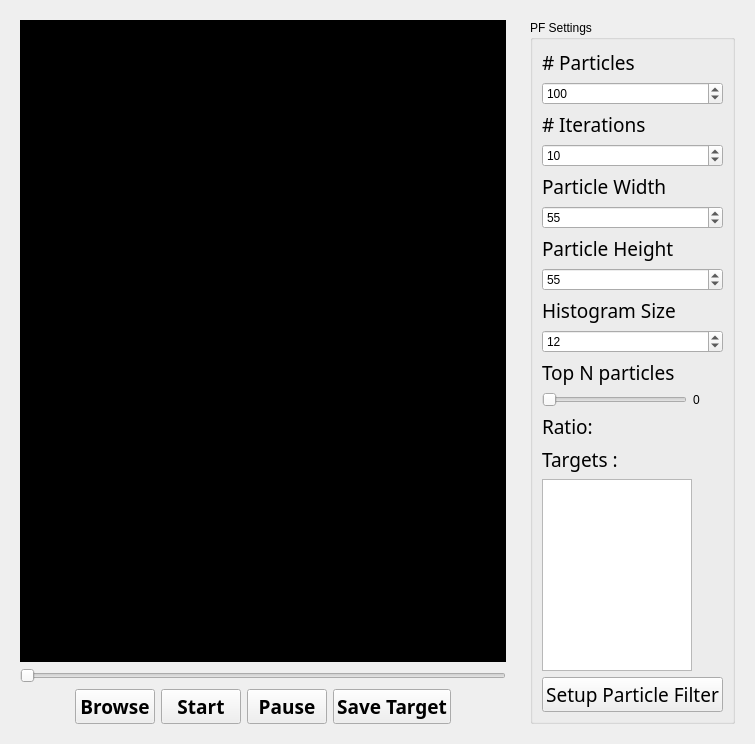
This is modules/tracking/particlefilter/ParticleFilterWidgetGui.ui in Boazrciasn/RDFramework as Qt 5 draws it before an edit. The edited form follows.
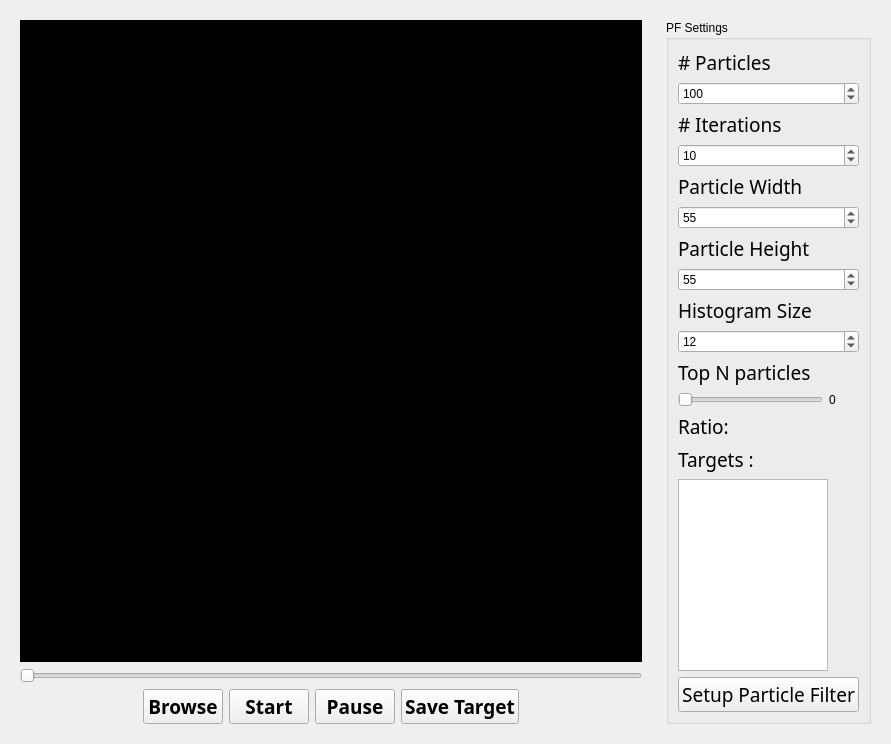
This is the edited form.

Diff of the .ui file:
```diff
--- a/modules/tracking/particlefilter/ParticleFilterWidgetGui.ui
+++ b/modules/tracking/particlefilter/ParticleFilterWidgetGui.ui
@@ -6,7 +6,7 @@
    <rect>
     <x>0</x>
     <y>0</y>
-    <width>755</width>
+    <width>891</width>
     <height>685</height>
    </rect>
   </property>
```
